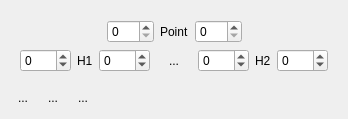
KDE/kdenlive, file src/widgets/bezierspline_ui.ui: the form before one commit.
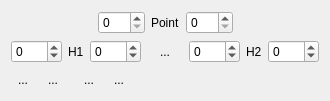
The form after the commit.

Commit message: Bezier Spline: - draw background indicating changes caused by modifying the curve, can be turned off - store number of grid lines in kdenlivesettings

Patch:
```diff
--- a/src/widgets/bezierspline_ui.ui
+++ b/src/widgets/bezierspline_ui.ui
@@ -6,17 +6,20 @@
    <rect>
     <x>0</x>
     <y>0</y>
-    <width>336</width>
-    <height>94</height>
+    <width>315</width>
+    <height>83</height>
    </rect>
   </property>
   <property name="windowTitle">
    <string>Form</string>
   </property>
   <layout class="QGridLayout" name="gridLayout">
-   <item row="1" column="5" colspan="4">
+   <item row="1" column="0" colspan="6">
     <widget class="QWidget" name="widgetPoint" native="true">
      <layout class="QGridLayout" name="gridLayout_2">
+      <property name="margin">
+       <number>0</number>
+      </property>
       <item row="0" column="0" colspan="9">
        <widget class="QWidget" name="widget" native="true">
         <layout class="QHBoxLayout" name="horizontalLayout">
@@ -199,7 +202,23 @@
      </layout>
     </widget>
    </item>
-   <item row="2" column="6">
+   <item row="2" column="0">
+    <widget class="QToolButton" name="buttonShowPixmap">
+     <property name="toolTip">
+      <string>Show background indicating changes caused by modifying the curve.</string>
+     </property>
+     <property name="text">
+      <string>...</string>
+     </property>
+     <property name="checkable">
+      <bool>true</bool>
+     </property>
+     <property name="autoRaise">
+      <bool>true</bool>
+     </property>
+    </widget>
+   </item>
+   <item row="2" column="3">
     <widget class="QToolButton" name="buttonZoomIn">
      <property name="text">
       <string>...</string>
@@ -209,7 +228,7 @@
      </property>
     </widget>
    </item>
-   <item row="2" column="7">
+   <item row="2" column="4">
     <widget class="QToolButton" name="buttonZoomOut">
      <property name="text">
       <string>...</string>
@@ -219,7 +238,20 @@
      </property>
     </widget>
    </item>
-   <item row="2" column="8">
+   <item row="2" column="1">
+    <widget class="QToolButton" name="buttonGridChange">
+     <property name="toolTip">
+      <string>Increases the number of lines in the grid.&lt;br /&gt;After 8 lines it will begin from 0 again.</string>
+     </property>
+     <property name="text">
+      <string>...</string>
+     </property>
+     <property name="autoRaise">
+      <bool>true</bool>
+     </property>
+    </widget>
+   </item>
+   <item row="2" column="5">
     <spacer name="spacer">
      <property name="orientation">
       <enum>Qt::Horizontal</enum>
@@ -232,19 +264,6 @@
      </property>
     </spacer>
    </item>
-   <item row="2" column="5">
-    <widget class="QToolButton" name="buttonGridChange">
-     <property name="toolTip">
-      <string>Increases the number of lines in the grid.&lt;br /&gt;After 8 lines it will begin from 0 again.</string>
-     </property>
-     <property name="text">
-      <string>...</string>
-     </property>
-     <property name="autoRaise">
-      <bool>true</bool>
-     </property>
-    </widget>
-   </item>
   </layout>
  </widget>
  <resources/>
```
The commit also changes 6 other files.
